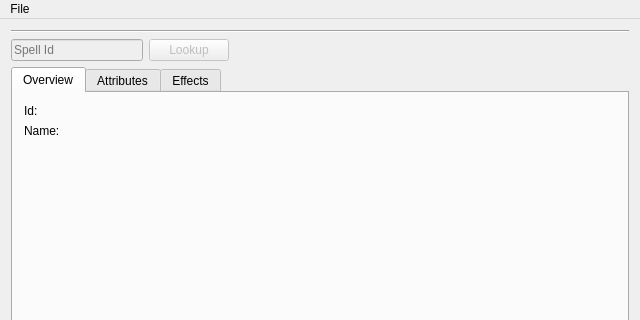
Old version of the form WoWdbcViewer/mainwindow.ui in the repository Gagaro/WoWdbcViewer; both pictures show x 0 to 640 and y 0 to 320 of the 640 by 480 pixel window.
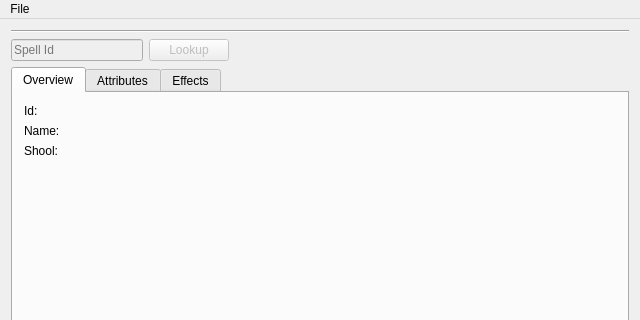
New version of the form.

Commit message: Add school to spells. Also add % loading in status bar.

```diff
--- a/WoWdbcViewer/mainwindow.ui
+++ b/WoWdbcViewer/mainwindow.ui
@@ -91,6 +91,13 @@
             </property>
            </widget>
           </item>
+          <item>
+           <widget class="QLabel" name="spellOverviewSchool">
+            <property name="text">
+             <string>Shool:</string>
+            </property>
+           </widget>
+          </item>
           <item>
            <spacer name="verticalSpacer">
             <property name="orientation">
```
Left out of the diff: 2 changed lines with no effect on the pictures. The commit also changes 7 other files.
